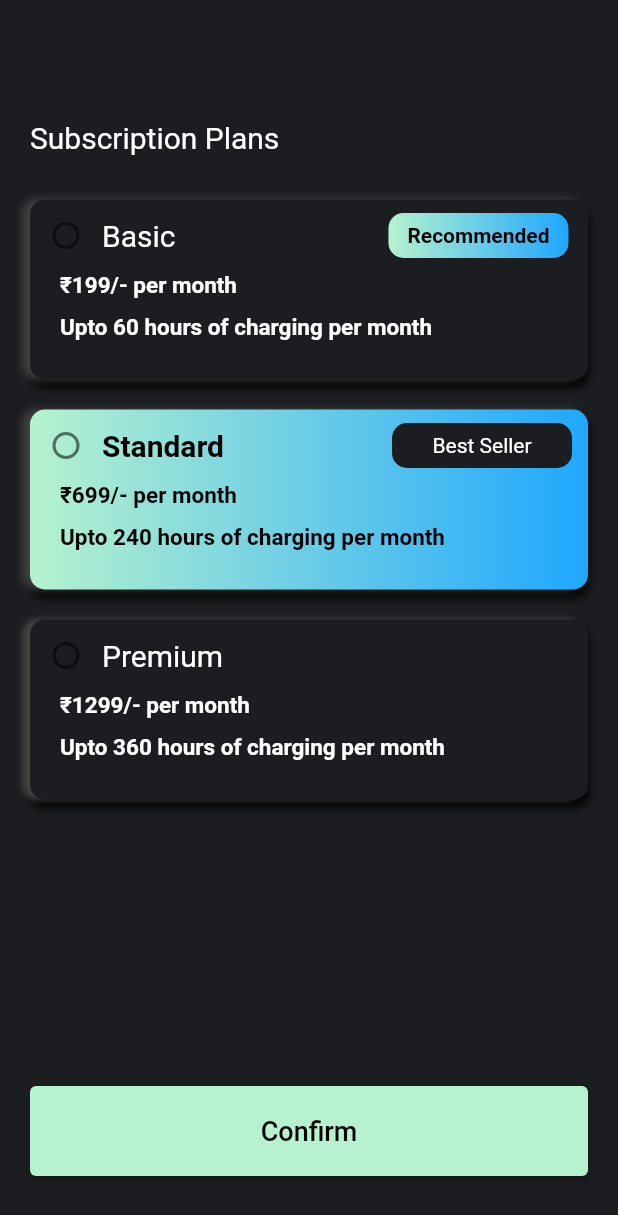
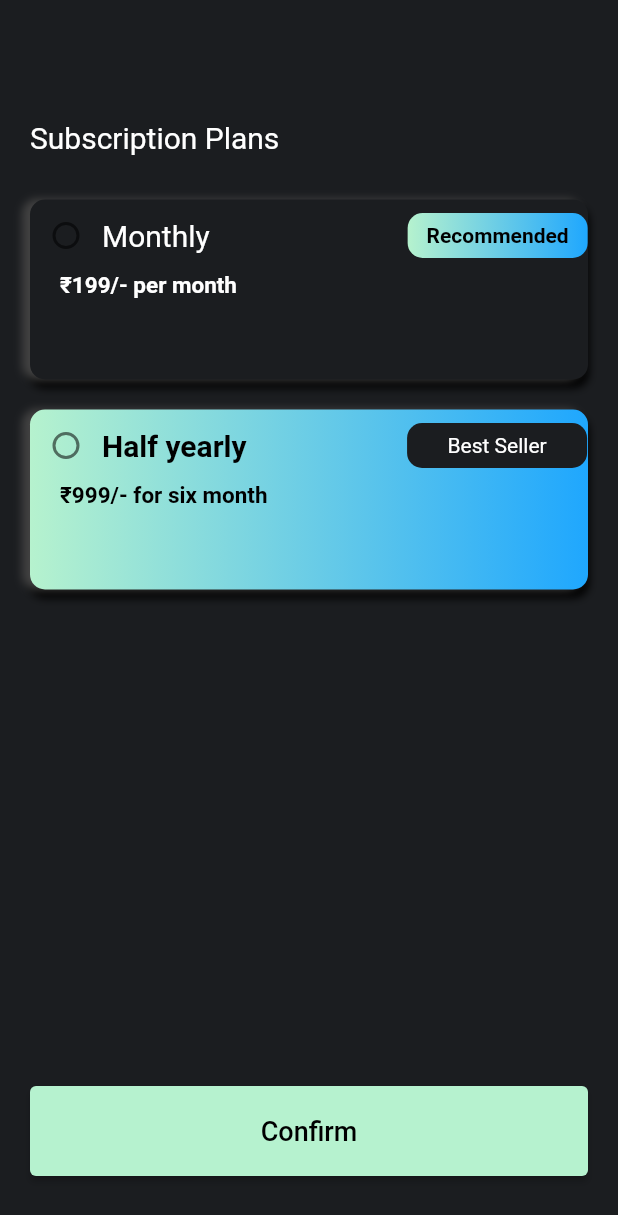
Before and after one commit to esharma33/chargeApp, a Flutter app: the Subscriptions screen opened directly, on a phone screen of 412 x 824 dp. Shown: the top 1215 px of the screen. Run offline on Flutter 3.47's test engine with Material 2 defaults, Android fonts, the phone set to English and light mode, and no system bars; our stand-ins replace circular_countdown_timer, firebase_core, flutter_rating_bar, fluttertoast, geolocator, google_maps_flutter and 3 more; missing offline and left inert: qr_code_scanner, razorpay_flutter; accounts and stored records are empty; network calls fail.

Commit message:
subscription

```diff
--- a/lib/Screens/Splash.dart
+++ b/lib/Screens/Splash.dart
@@ -19,7 +19,7 @@ class _MySplashScreenState extends State<MySplashScreen> {
     Timer(
         const Duration(seconds: 5),
         () => Navigator.pushReplacement(
-            context, MaterialPageRoute(builder: (context) => token == "" ? Login() : Qr_scan_screen())));
+            context, MaterialPageRoute(builder: (context) => token.isEmpty ? Login() : Qr_scan_screen())));
   }
 
   @override
--- a/lib/Screens/Subscription_Screen.dart
+++ b/lib/Screens/Subscription_Screen.dart
@@ -1,6 +1,9 @@
 import 'package:chargeapp_master/Screens/charge_duration.dart';
 import 'package:chargeapp_master/Screens/payment.dart';
+import 'package:chargeapp_master/User%20Details.dart';
+import 'package:chargeapp_master/assistants/assistant_methods.dart';
 import 'package:flutter/material.dart';
+import 'package:fluttertoast/fluttertoast.dart';
 
 class Subscriptions extends StatefulWidget {
   const Subscriptions({Key? key}) : super(key: key);
@@ -68,7 +71,7 @@ class _SubscriptionsState extends State<Subscriptions> {
                                     });
                                   }),
                               const Text(
-                                "Basic",
+                                "Monthly",
                                 style: TextStyle(color: Colors.white, fontSize: 20),
                               ),
                               Container(
@@ -81,7 +84,7 @@ class _SubscriptionsState extends State<Subscriptions> {
                                   ),
                                 ),
                                 margin: EdgeInsets.only(
-                                    left: MediaQuery.of(context).size.width - 270),
+                                    left: MediaQuery.of(context).size.width - 280),
                                 height: 30,
                                 width: 120,
                                 decoration: BoxDecoration(
@@ -103,16 +106,16 @@ class _SubscriptionsState extends State<Subscriptions> {
                                   fontWeight: FontWeight.w600),
                             ),
                           ),
-                          const Padding(
-                            padding: const EdgeInsets.only(left: 20.0, top: 10),
-                            child: Text(
-                              "Upto 60 hours of charging per month ",
-                              style: TextStyle(
-                                  color: Colors.white,
-                                  fontSize: 15,
-                                  fontWeight: FontWeight.w600),
-                            ),
-                          )
+                          // const Padding(
+                          //   padding: const EdgeInsets.only(left: 20.0, top: 10),
+                          //   child: Text(
+                          //     "Upto 60 hours of charging per month ",
+                          //     style: TextStyle(
+                          //         color: Colors.white,
+                          //         fontSize: 15,
+                          //         fontWeight: FontWeight.w600),
+                          //   ),
+                          // )
                         ]),
                   ),
                   const SizedBox(
@@ -147,7 +150,7 @@ class _SubscriptionsState extends State<Subscriptions> {
                             children: [
                               Radio(
                                   activeColor: Colors.blue,
-                                  value: "Standard",
+                                  value: "Half",
                                   groupValue: _value,
                                   onChanged: (value) {
                                     setState(() {
@@ -155,7 +158,7 @@ class _SubscriptionsState extends State<Subscriptions> {
                                     });
                                   }),
                               const Text(
-                                "Standard",
+                                "Half yearly",
                                 style: TextStyle(
                                     color: Colors.black,
                                     fontSize: 20,
@@ -171,7 +174,7 @@ class _SubscriptionsState extends State<Subscriptions> {
                                   ),
                                 ),
                                 margin: EdgeInsets.only(
-                                    left: MediaQuery.of(context).size.width - 300),
+                                    left: MediaQuery.of(context).size.width - 305),
                                 height: 30,
                                 width: 120,
                                 decoration: BoxDecoration(
@@ -184,88 +187,89 @@ class _SubscriptionsState extends State<Subscriptions> {
                           const Padding(
                             padding: const EdgeInsets.only(left: 20.0),
                             child: Text(
-                              "₹699/- per month",
+                              "₹999/- for six month",
                               style: TextStyle(
                                   color: Colors.black,
                                   fontSize: 15,
                                   fontWeight: FontWeight.w600),
                             ),
                           ),
-                          const Padding(
-                            padding: const EdgeInsets.only(left: 20.0, top: 10),
-                            child: Text(
-                              "Upto 240 hours of charging per month ",
-                              style: TextStyle(
-                                  color: Colors.black,
-                                  fontSize: 15,
-                                  fontWeight: FontWeight.w600),
-                            ),
-                          )
+                          // const Padding(
+                          //   padding: const EdgeInsets.only(left: 20.0, top: 10),
+                          //   child: Text(
+                          //     "Upto 240 hours of charging per month ",
+                          //     style: TextStyle(
+                          //         color: Colors.black,
+                          //         fontSize: 15,
+                          //         fontWeight: FontWeight.w600),
+                          //   ),
+                          // )
                         ]),
                   ),
-                  const SizedBox(
-                    height: 20,
-                  ),
-                  Container(
-                    height: 120,
-                    width: double.maxFinite,
-                    decoration: BoxDecoration(
-                        boxShadow: [
-                          const BoxShadow(
-                              color: Colors.black,
-                              spreadRadius: .3,
-                              blurRadius: 4,
-                              offset: Offset(0, 5)),
-                          BoxShadow(
-                              color: Colors.grey.shade800,
-                              spreadRadius: .1,
-                              blurRadius: 3,
-                              offset: Offset(-5, 0))
-                        ],
-                        color: Color(0xff1B1D20),
-                        borderRadius: BorderRadius.circular(10)),
-                    child: Column(
-                        crossAxisAlignment: CrossAxisAlignment.start,
-                        children: [
-                          Row(
-                            children: [
-                              Radio(
-                                  activeColor: Colors.blue,
-                                  value: "Premium",
-                                  groupValue: _value,
-                                  onChanged: (value) {
-                                    setState(() {
-                                      _value = value as String;
-                                    });
-                                  }),
-                              const Text(
-                                "Premium",
-                                style: TextStyle(color: Colors.white, fontSize: 20),
-                              )
-                            ],
-                          ),
-                          const Padding(
-                            padding: const EdgeInsets.only(left: 20.0),
-                            child: Text(
-                              "₹1299/- per month",
-                              style: TextStyle(
-                                  color: Colors.white,
-                                  fontSize: 15,
-                                  fontWeight: FontWeight.w600),
-                            ),
-                          ),
-                          const Padding(
-                            padding: const EdgeInsets.only(left: 20.0, top: 10),
-                            child: Text(
-                              "Upto 360 hours of charging per month ",
-                              style: TextStyle(
-                                  color: Colors.white,
-                                  fontSize: 15,
-                                  fontWeight: FontWeight.w600),
-                            ),
-                          )
-                        ]),
-                  ),
+                  // const SizedBox(
+                  //   height: 20,
+                  // ),
+                  // Container(
+                  //   height: 120,
+                  //   width: double.maxFinite,
+                  //   decoration: BoxDecoration(
+                  //       boxShadow: [
+                  //         const BoxShadow(
+                  //             color: Colors.black,
+                  //             spreadRadius: .3,
+                  //             blurRadius: 4,
+                  //             offset: Offset(0, 5)),
+                  //         BoxShadow(
+                  //             color: Colors.grey.shade800,
+                  //             spreadRadius: .1,
+                  //             blurRadius: 3,
+                  //             offset: Offset(-5, 0))
+                  //       ],
+                  //       color: Color(0xff1B1D20),
+                  //       borderRadius: BorderRadius.circular(10)),
+                  //   // child: Column(
+                    //     crossAxisAlignment: CrossAxisAlignment.start,
+                    //     children: [
+                    //       Row(
+                    //         children: [
+                    //           Radio(
+                    //               activeColor: Colors.blue,
+                    //               value: "Premium",
+                    //               groupValue: _value,
+                    //               onChanged: (value) {
+                    //                 setState(() {
+                    //                   _value = value as String;
+                    //                 });
+                    //               }),
+                    //           const Text(
+                    //             "Premium",
+                    //             style: TextStyle(color: Colors.white, fontSize: 20),
+                    //           )
+                    //         ],
+                    //       ),
+                    //       const Padding(
+                    //         padding: const EdgeInsets.only(left: 20.0),
+                    //         child: Text(
+                    //           "₹1299/- per month",
+                    //           style: TextStyle(
+                    //               color: Colors.white,
+                    //               fontSize: 15,
+                    //               fontWeight: FontWeight.w600),
+                    //         ),
+                    //       ),
+                    //       const Padding(
+                    //         padding: const EdgeInsets.only(left: 20.0, top: 10),
+                    //         child: Text(
+                    //           "Upto 360 hours of charging per month ",
+                    //           style: TextStyle(
+                    //               color: Colors.white,
+                    //               fontSize: 15,
+                    //               fontWeight: FontWeight.w600),
+                    //         ),
+                     //     )
+
+
+
                    SizedBox(
                     height: 40,
                   ),
@@ -280,13 +284,18 @@ class _SubscriptionsState extends State<Subscriptions> {
                   height: 60,
                   child: ElevatedButton(
                       style: ElevatedButton.styleFrom(primary: Color(0xffB6F2CF)),
-                      onPressed: () {
+                      onPressed: () async {
 
-
-                        Navigator.push(
-                            context,
-                            MaterialPageRoute(
-                                builder: (context) => Mypayment()));
+                        var result = await AssistantMethods.updateSubscription(
+                            _value.toUpperCase(), id);
+                        print(result + "&&&&&&&&&&&&&&&&&&&&&&&&&&&&&");
+                        if (result == "success") {
+                          Navigator.push(
+                              context,
+                              MaterialPageRoute(
+                                  builder: (context) => Mypayment()));
+                        } else
+                          Fluttertoast.showToast(msg: "Please select any one plan.");
                       },
                       child: const Text(
                         "Confirm",
--- a/lib/api_config.dart
+++ b/lib/api_config.dart
@@ -4,6 +4,7 @@ var otpgen = "http://18.214.101.54:5000/api/v1/auth/customer/generate-otp";
 var otpverify = "http://18.214.101.54:5000/api/v1/auth/customer/verify-otp";
 //var deviceId = "";
 var device_id_url = "${baseurl}device/device-id/";
-var subscription_url = "${baseurl}/subscription/";
+var subscription_url = "${baseurl}subscription/";
 var token = "";
 var review_url = "${baseurl}customer/review";
+var postSubscription_url = "${baseurl}subscription/";
```
Also changed, not shown: lib/Screens/Charging_summary_screen.dart (+24 -15 lines), lib/Screens/charge_duration.dart (+13 -13 lines), lib/Screens/charging_screen.dart (+4 -3 lines), lib/Screens/device_id_input_screen.dart (+6 -3 lines), lib/Screens/qr_sacn_screen.dart (+37 -3 lines), lib/assistants/assistant_methods.dart (+39 -5 lines).
